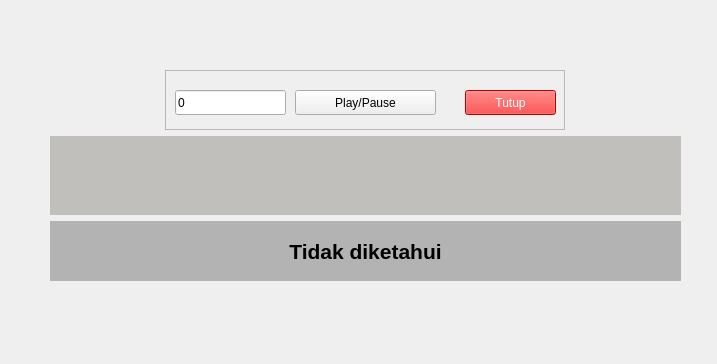
This is ui/absensi_wajah.ui in vinzHubg/2023-wajah as Qt 5 draws it before an edit. The edited form follows.
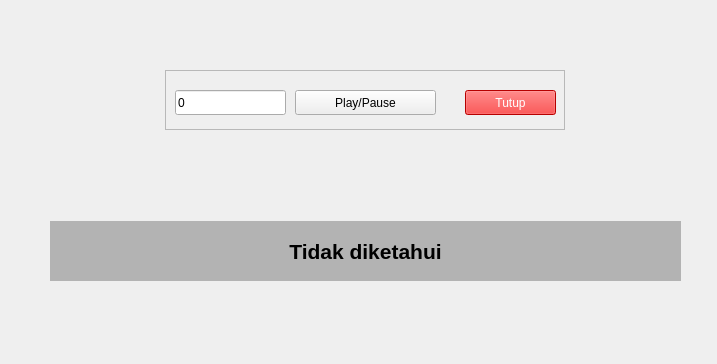
This is the edited form. Icons and pictures are not drawn.

Commit message: background absen wajah

Diff of the .ui file:
```diff
--- a/ui/absensi_wajah.ui
+++ b/ui/absensi_wajah.ui
@@ -92,7 +92,7 @@
     <item>
      <widget class="QLabel" name="image_label">
       <property name="styleSheet">
-       <string notr="true">background-color: rgb(192, 191, 188);</string>
+       <string notr="true">background-image: url(:/newPrefix/bg.jpg);</string>
       </property>
       <property name="text">
        <string/>
```
Left out of the diff: 4 changed lines with no effect on the pictures. The commit also changes 5 other files.
